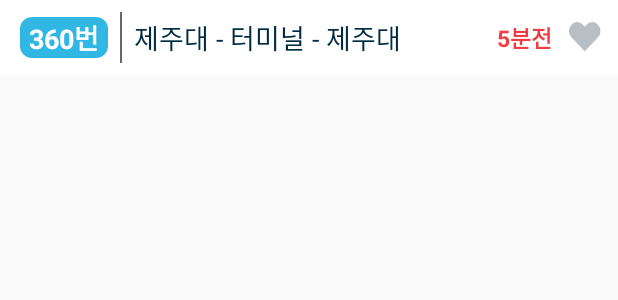
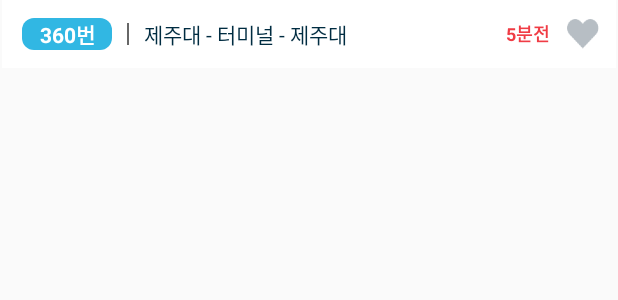
Before and after one commit to JNU-tong/JNU-tong-android, an Android app: the layout view_child.xml on its own in the app's theme, with its tools: preview values and no code run, on a phone screen of 412 x 824 dp. Shown: the top 300 px of the screen. Run offline under Robolectric (Android 15) with nearby library versions, the phone set to English and light mode, and no system bars.

```diff
--- a/app/src/main/java/kr/ac/jejunu/jnu_tong/CommonData.java
+++ b/app/src/main/java/kr/ac/jejunu/jnu_tong/CommonData.java
@@ -82,8 +82,4 @@ public class CommonData extends Application {
     public ArrayList<Item> getTestData() {
         return testData;
     }
-
-    public void setTestData(ArrayList<Item> testData) {
-        this.testData = testData;
-    }
 }
--- a/app/src/main/java/kr/ac/jejunu/jnu_tong/detail/DetailActivity.java
+++ b/app/src/main/java/kr/ac/jejunu/jnu_tong/detail/DetailActivity.java
@@ -53,7 +53,6 @@ public class DetailActivity extends AppCompatActivity {
     }
 
     private void initView(){
-
         ImageView imageView = findViewById(R.id.image_bus);
         imageView.setBackground(new ShapeDrawable(new OvalShape()));
 
--- a/app/src/main/java/kr/ac/jejunu/jnu_tong/main/sticky_recycler/StickyRecyclerAdapter.java
+++ b/app/src/main/java/kr/ac/jejunu/jnu_tong/main/sticky_recycler/StickyRecyclerAdapter.java
@@ -1,5 +1,6 @@
 package kr.ac.jejunu.jnu_tong.main.sticky_recycler;
 
+import android.os.Build;
 import android.support.v7.util.DiffUtil;
 import android.support.v7.widget.RecyclerView;
 import android.util.Log;
@@ -74,7 +75,6 @@ public class StickyRecyclerAdapter extends RecyclerView.Adapter implements Stick
 
     @Override
     public int getItemCount() {
-        Log.e(this.toString(), "data.size(): " + data.size() );
         return data.size();
     }
 
@@ -91,7 +91,6 @@ public class StickyRecyclerAdapter extends RecyclerView.Adapter implements Stick
 
         MyHeaderHolder(View itemView) {
             super(itemView);
-
             headerText = itemView.findViewById(R.id.text_header);
         }
     }
@@ -104,7 +103,6 @@ public class StickyRecyclerAdapter extends RecyclerView.Adapter implements Stick
 
         MyChildViewHolder(View itemView) {
             super(itemView);
-
             busNumText = itemView.findViewById(R.id.text_bus_num);
             descriptionText = itemView.findViewById(R.id.text_description);
             remainText = itemView.findViewById(R.id.text_remain);
--- a/app/src/main/res/layout/view_child.xml
+++ b/app/src/main/res/layout/view_child.xml
@@ -2,28 +2,32 @@
 <RelativeLayout
     xmlns:android="http://schemas.android.com/apk/res/android"
     android:layout_width="match_parent"
-    android:layout_height="50dp"
+    android:layout_height="45dp"
+    android:layout_marginStart="1dp"
+    android:layout_marginEnd="1dp"
     android:background="@color/white">
 
     <TextView
         android:id="@+id/text_bus_num"
-        android:layout_width="wrap_content"
+        android:layout_width="60dp"
         android:layout_height="wrap_content"
         android:layout_marginStart="13dp"
         android:layout_centerVertical="true"
         android:background="@drawable/main_round_shape"
-        android:paddingEnd="6dp"
-        android:paddingStart="6dp"
         android:text="360번"
+        android:textAlignment="center"
         android:textColor="@color/white"
-        android:textSize="18sp"
+        android:textSize="14sp"
         android:textStyle="bold" />
 
     <View
         android:id="@+id/line"
         android:layout_width="1dp"
         android:layout_height="match_parent"
-        android:layout_margin="8dp"
+        android:layout_marginStart="10dp"
+        android:layout_marginEnd="10dp"
+        android:layout_marginTop="15dp"
+        android:layout_marginBottom="15dp"
         android:layout_toEndOf="@+id/text_bus_num"
         android:background="@color/gray" />
 
@@ -35,7 +39,7 @@
         android:layout_toEndOf="@+id/line"
         android:layout_toStartOf="@+id/text_remain"
         android:text="제주대 - 터미널 - 제주대"
-        android:textSize="18sp"
+        android:textSize="14sp"
         android:textColor="@color/navy"/>
     <TextView
         android:id="@+id/text_remain"
@@ -45,7 +49,7 @@
         android:gravity="center_vertical"
         android:layout_marginEnd="10dp"
         android:text="5분전"
-        android:textSize="15sp"
+        android:textSize="12sp"
         android:textStyle="bold"
         android:textColor="@color/red"/>
     <ImageButton
--- /dev/null
+++ b/app/src/main/res/transition/recycler_transition.xml
@@ -0,0 +1,3 @@
+<?xml version="1.0" encoding="utf-8"?>
+<targets xmlns:android="http://schemas.android.com/apk/res/android">
+</targets>
```
Also changed, not shown: app/src/main/java/kr/ac/jejunu/jnu_tong/main/MainActivity.java (+39 -50 lines), app/src/main/java/kr/ac/jejunu/jnu_tong/main/sticky_recycler/ChildItem.java (+7 -6 lines), app/src/main/java/kr/ac/jejunu/jnu_tong/main/yoMainActivity.java (deleted, +0 -101 lines), app/src/main/res/layout/view_header.xml (+6 -4 lines), app/src/main/res/layout/view_bus_num.xml (renamed from app/src/main/res/layout/vew_bus_num.xml).
